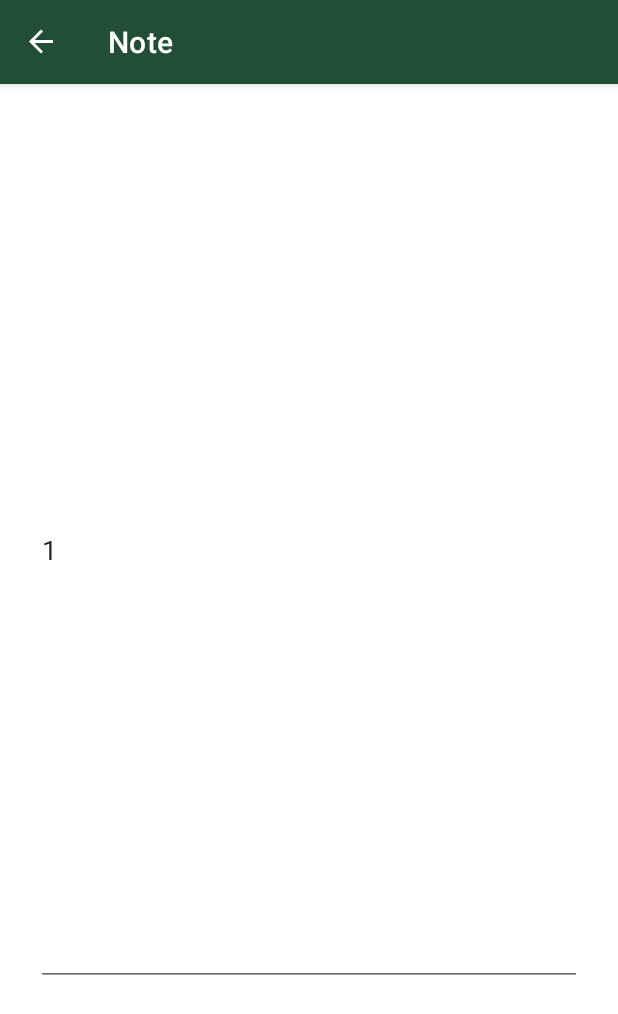
After one commit to CornOnTheJacob/CapstoneY2Q3, an Android app: the NoteDetailFragment screen opened through its navigation route, on a phone screen of 412 x 824 dp. The commit adds this screen. Shown: the top 1014 px of the screen. Run offline under Robolectric (Android 15) with nearby library versions, the phone set to English and light mode, and no system bars; our stand-ins replace data binding, navigation-ui.

Commit message:
2/23 added detail fragment

```diff
--- a/app/src/main/java/com/example/notesapp/fragments/HomeFragment.kt
+++ b/app/src/main/java/com/example/notesapp/fragments/HomeFragment.kt
@@ -22,6 +22,7 @@ class HomeFragment : Fragment() {
         )
     }
 
+    // Binding setup
     private var _binding: FragmentHomeBinding? = null
     private val binding get() = _binding!!
 
@@ -37,10 +38,12 @@ class HomeFragment : Fragment() {
     override fun onViewCreated(view: View, savedInstanceState: Bundle?) {
         super.onViewCreated(view, savedInstanceState)
         val adapter = CustomAdapter {
-            val action = R.id.action_homeFragment_to_addNoteFragment
+            val action = R.id.action_homeFragment_to_noteDetailFragment
             this.findNavController().navigate(action)
         }
         binding.recyclerview.adapter = adapter
+
+        //
         viewModel.allNotes.observe(this.viewLifecycleOwner) {items ->
             items.let {
                 adapter.submitList(it)
--- /dev/null
+++ b/app/src/main/java/com/example/notesapp/fragments/NoteDetailFragment.kt
@@ -0,0 +1,32 @@
+package com.example.notesapp.fragments
+
+import android.os.Bundle
+import androidx.fragment.app.Fragment
+import android.view.LayoutInflater
+import android.view.View
+import android.view.ViewGroup
+import androidx.navigation.fragment.navArgs
+import com.example.notesapp.R
+
+/**
+ * This fragment displays the information in of the notes and allow the user to enter their notes
+ */
+class NoteDetailFragment : Fragment() {
+
+    private val navigationArgs: NoteDetailFragmentArgs by navArgs()
+
+    override fun onCreate(savedInstanceState: Bundle?) {
+        super.onCreate(savedInstanceState)
+        arguments?.let {
+
+        }
+    }
+
+    override fun onCreateView(
+        inflater: LayoutInflater, container: ViewGroup?,
+        savedInstanceState: Bundle?
+    ): View? {
+        // Inflate the layout for this fragment
+        return inflater.inflate(R.layout.fragment_note_detail, container, false)
+    }
+}
--- a/app/src/main/res/layout/card_view_design.xml
+++ b/app/src/main/res/layout/card_view_design.xml
@@ -45,7 +45,8 @@
             app:layout_constraintEnd_toEndOf="parent"
             app:layout_constraintStart_toEndOf="@+id/title"
             app:layout_constraintTop_toTopOf="parent"
-            app:srcCompat="@drawable/ic_baseline_lock_open_24" />
+            app:srcCompat="@drawable/ic_baseline_lock_open_24"
+            app:tint="#444444"/>
 
     </androidx.constraintlayout.widget.ConstraintLayout>
 
--- /dev/null
+++ b/app/src/main/res/layout/fragment_note_detail.xml
@@ -0,0 +1,33 @@
+<?xml version="1.0" encoding="utf-8"?>
+<layout
+    xmlns:android="http://schemas.android.com/apk/res/android"
+    xmlns:app="http://schemas.android.com/apk/res-auto"
+    xmlns:tools="http://schemas.android.com/tools" >
+
+    <data>
+        <variable
+            name="mainBody"
+            type="com.example.notesapp.data.NotesDatabase" />
+    </data>
+
+    <androidx.constraintlayout.widget.ConstraintLayout
+        android:layout_width="match_parent"
+        android:layout_height="match_parent"
+        tools:context=".fragments.NoteDetailFragment">
+
+        <EditText
+            android:id="@+id/text"
+            android:layout_width="364dp"
+            android:layout_height="581dp"
+            android:layout_marginTop="20dp"
+            android:ems="10"
+            android:hint="Enter Text..."
+            android:inputType="textMultiLine"
+            android:maxLines="26"
+            android:text="1"
+            app:layout_constraintEnd_toEndOf="parent"
+            app:layout_constraintStart_toStartOf="parent"
+            app:layout_constraintTop_toTopOf="parent" />
+
+    </androidx.constraintlayout.widget.ConstraintLayout>
+</layout>
--- a/app/src/main/res/navigation/nav_graph.xml
+++ b/app/src/main/res/navigation/nav_graph.xml
@@ -13,6 +13,9 @@
         <action
             android:id="@+id/action_homeFragment_to_addNoteFragment"
             app:destination="@id/addNoteFragment" />
+        <action
+            android:id="@+id/action_homeFragment_to_noteDetailFragment"
+            app:destination="@id/noteDetailFragment" />
     </fragment>
     <fragment
         android:id="@+id/addNoteFragment"
@@ -28,4 +31,17 @@
             app:destination="@id/homeFragment" />
 
     </fragment>
+    <fragment
+        android:id="@+id/noteDetailFragment"
+        android:name="com.example.notesapp.fragments.NoteDetailFragment"
+        android:label="@string/note_detail_name"
+        tools:layout="@layout/fragment_note_detail" >
+        <argument
+            android:name="id"
+            android:defaultValue="0L"
+            app:argType="long" />
+        <action
+            android:id="@+id/action_noteDetailFragment_to_addNoteFragment"
+            app:destination="@id/addNoteFragment" />
+    </fragment>
 </navigation>
--- a/app/src/main/res/values/strings.xml
+++ b/app/src/main/res/values/strings.xml
@@ -2,6 +2,7 @@
     <string name="app_name">NotesApp</string>
     <string name="home_name">Notes Home - Mousser</string>
     <string name="add_note_name">Create Note</string>
+    <string name="note_detail_name">Note</string>
     <!-- TODO: Remove or change this placeholder text -->
     <string name="hello_blank_fragment">Hello blank fragment</string>
 </resources>
```
Also changed, not shown: app/src/main/java/com/example/notesapp/fragments/AddNoteFragment.kt (+16 -3 lines), app/src/main/res/layout/fragment_add_note.xml (+10 -0 lines).
